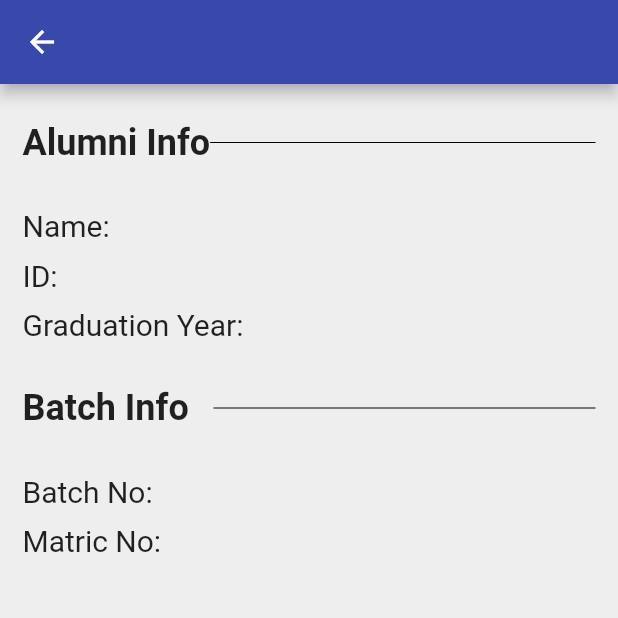
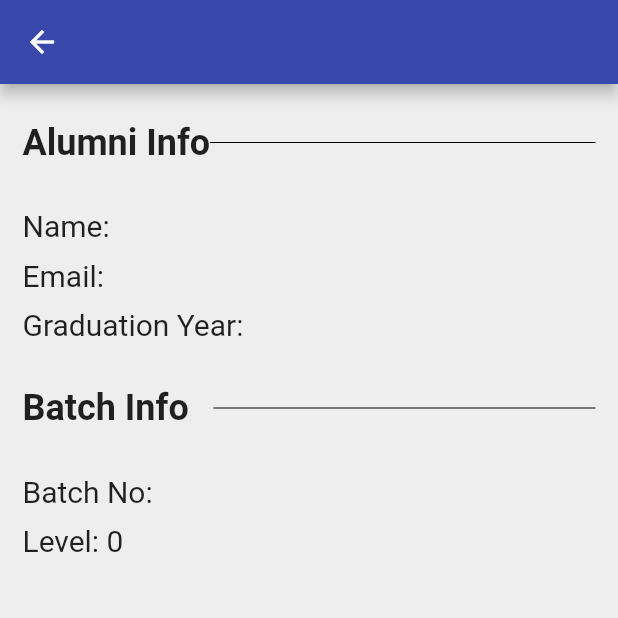
Before and after one commit to poorbugger/FABU-UTM-Alumni-Management-Mobile-System-Team-1, a Flutter app: the OtherAlumni screen opened directly with empty values, on a phone screen of 412 x 824 dp, the top half of it. Run offline on Flutter 3.47's test engine with Material 2 defaults, Android fonts, the phone set to English and light mode, and no system bars; our stand-ins replace dio, flutter_spinkit, flutter_svg, shared_preferences; accounts and stored records are empty; network calls fail.

Commit message:
Ive got the json link

```diff
--- a/lib/concreteDio.dart
+++ b/lib/concreteDio.dart
@@ -24,7 +24,8 @@ class ConcreteDio extends DioClass
     switch(response.statusCode)
     {
       case 200:
-        return response.data;
+        print(response.data);
+        return response.data['index'];
 
       case 404:
         {
@@ -55,6 +56,6 @@ class ConcreteDio extends DioClass
 
   Future<List> getAlumnis(String action) async{
     var response =await Dio().get(getData(action));
-    return response.data['data'];
+    return response.data;
   }
 }
--- a/lib/dioclass.dart
+++ b/lib/dioclass.dart
@@ -12,7 +12,8 @@ class DioClass{
         return "https://restcountries.eu/rest/v2/all";
 
       case 'alumnis':
-         return "https://reqres.in/api/unknown";
+
+         return "https://sheltered-scrubland-74365.herokuapp.com/index";
     }
   }
 
--- a/lib/profile/view_other_alumni.dart
+++ b/lib/profile/view_other_alumni.dart
@@ -12,7 +12,7 @@ class OtherAlumni extends StatelessWidget {
       backgroundColor: Colors.grey[200],
       appBar: AppBar(
         backgroundColor: Colors.indigo[600],
-        title: Text(alumni['name']),
+        title: Text(alumni['alumniName']),
         centerTitle: true,
       ),
       body:Padding(
@@ -57,7 +57,7 @@ class OtherAlumni extends StatelessWidget {
                 ),
 
                 Text(
-                  alumni['name'],
+                  alumni['title']+" "+ alumni['alumniName'],
                   style: TextStyle(
                     fontSize: 20,
                   ),
@@ -70,7 +70,7 @@ class OtherAlumni extends StatelessWidget {
             Row(
               children: <Widget>[
                 Text(
-                  'ID: ',
+                  'Email: ',
                   style: TextStyle(
                     fontSize: 20,
                   ),
@@ -81,7 +81,7 @@ class OtherAlumni extends StatelessWidget {
                 ),
 
                 Text(
-                  alumni['id'].toString(),
+                  alumni['alumniEmail'].toString(),
                   style: TextStyle(
                     fontSize: 20,
                   ),
@@ -105,7 +105,7 @@ class OtherAlumni extends StatelessWidget {
                 ),
 
                 Text(
-                  alumni['year'].toString(),
+                  alumni['graduateYear'].toString(),
                   style: TextStyle(
                     fontSize: 20,
                   ),
@@ -156,7 +156,7 @@ class OtherAlumni extends StatelessWidget {
                 ),
 
                 Text(
-                  alumni['color'].toString(),
+                  alumni['batchName'].toString(),
                   style: TextStyle(
                     fontSize: 20,
                   ),
@@ -169,7 +169,7 @@ class OtherAlumni extends StatelessWidget {
             Row(
               children: <Widget>[
                 Text(
-                  'Matric No: ',
+                  'Level: ',
                   style: TextStyle(
                     fontSize: 20,
                   ),
@@ -180,7 +180,7 @@ class OtherAlumni extends StatelessWidget {
                 ),
 
                 Text(
-                  alumni['pantone_value'].toString(),
+                  alumni['eduLevel'].toString(),
                   style: TextStyle(
                     fontSize: 20,
                   ),
```
Also changed, not shown: lib/auth/login.dart (+4 -3 lines), lib/landing_page.dart (+19 -0 lines), lib/profile/view_all_alumni.dart (+4 -6 lines).
